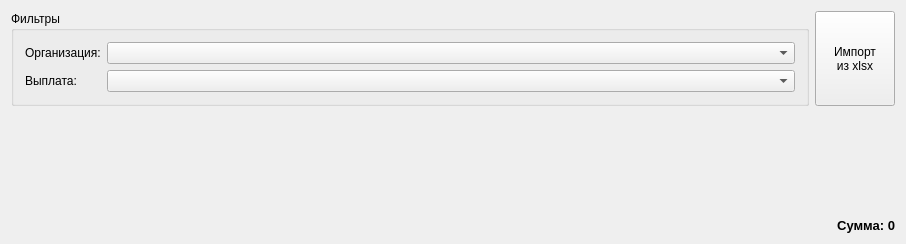
First picture: the form in src/zpayments2fio.ui, repository SergeyZaz/DSV, before the edit.
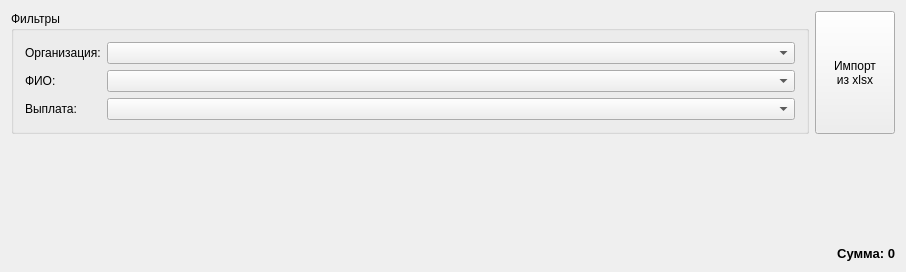
Second picture: the form after the edit. Icons and pictures are not drawn. Custom widgets are drawn as their Qt base class.

Commit message: +FIO filter

What changed in the file:
```diff
--- a/src/zpayments2fio.ui
+++ b/src/zpayments2fio.ui
@@ -7,7 +7,7 @@
     <x>0</x>
     <y>0</y>
     <width>906</width>
-    <height>201</height>
+    <height>269</height>
    </rect>
   </property>
   <property name="windowTitle">
@@ -43,13 +43,30 @@
           </property>
          </widget>
         </item>
-        <item row="1" column="0">
+        <item row="2" column="0">
          <widget class="QLabel" name="label_3">
           <property name="text">
            <string>Выплата:</string>
           </property>
          </widget>
         </item>
+        <item row="2" column="1">
+         <widget class="QComboBox" name="cboFilterPAY">
+          <property name="minimumSize">
+           <size>
+            <width>200</width>
+            <height>0</height>
+           </size>
+          </property>
+         </widget>
+        </item>
+        <item row="1" column="0">
+         <widget class="QLabel" name="label_4">
+          <property name="text">
+           <string>ФИО:</string>
+          </property>
+         </widget>
+        </item>
         <item row="1" column="1">
          <widget class="QComboBox" name="cboFilter2">
           <property name="minimumSize">
```
Left out of the diff: 4 changed lines with no effect on the pictures. The commit also changes 5 other files.
